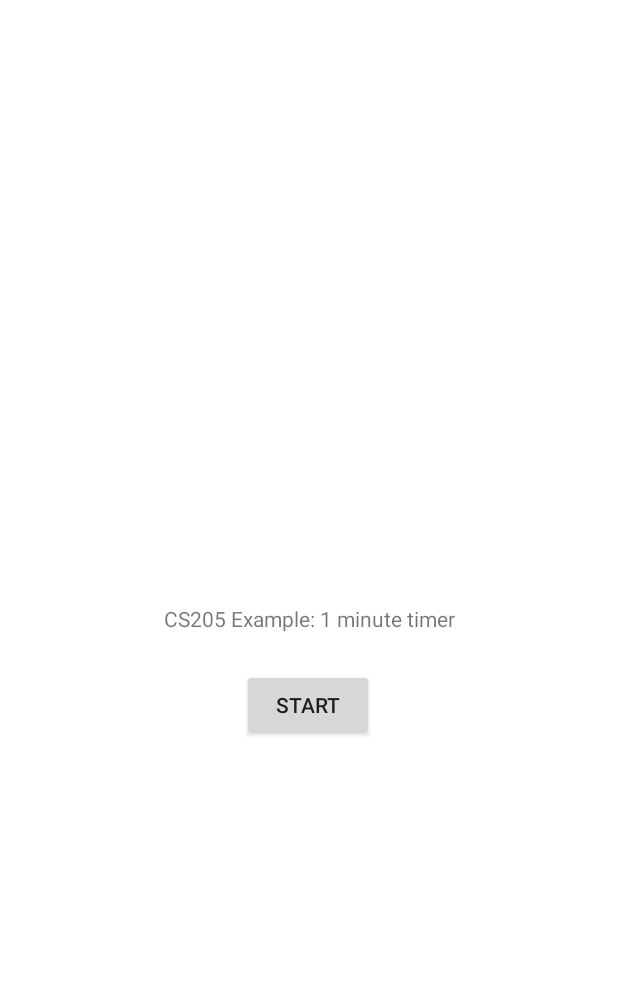
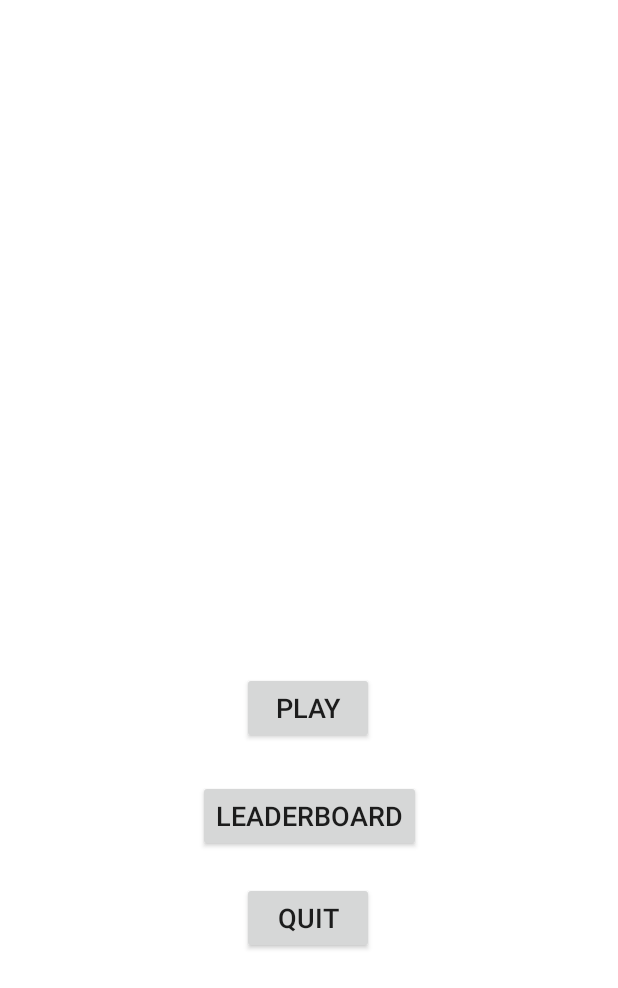
Before and after one commit to sktt2/CornHub, an Android app: the screen it shows after launch (MainActivity), on a phone screen of 412 x 824 dp. Shown: the top 988 px of the screen. Run offline under Robolectric (Android 15) with nearby library versions, the phone set to English and light mode, and no system bars.

Commit message:
title screen

```diff
--- a/frontend/app/src/main/res/layout/activity_main.xml
+++ b/frontend/app/src/main/res/layout/activity_main.xml
@@ -7,28 +7,43 @@
     android:keepScreenOn="true"
     tools:context=".MainActivity">
 
-    <TextView
-        android:id="@+id/textView"
+    <Button
+        android:id="@+id/playButton"
         android:layout_width="wrap_content"
         android:layout_height="wrap_content"
-        android:text="CS205 Example: 1 minute timer"
-        app:layout_constraintBottom_toBottomOf="parent"
+        android:layout_marginTop="448dp"
+        android:onClick="buttonClicked"
+        android:text="@string/play_button"
+        android:textSize="18sp"
+        android:visibility="visible"
+        app:layout_constraintEnd_toEndOf="parent"
+        app:layout_constraintHorizontal_bias="0.498"
+        app:layout_constraintStart_toStartOf="parent"
+        app:layout_constraintTop_toTopOf="parent"
+        tools:visibility="visible" />
+
+    <Button
+        android:id="@+id/leaderboardButton"
+        android:layout_width="wrap_content"
+        android:layout_height="wrap_content"
+        android:layout_marginTop="520dp"
+        android:onClick="buttonClicked"
+        android:text="@string/leaderboard_button"
+        android:textSize="18sp"
         app:layout_constraintEnd_toEndOf="parent"
         app:layout_constraintStart_toStartOf="parent"
         app:layout_constraintTop_toTopOf="parent" />
 
     <Button
+        android:id="@+id/quitButton"
         android:layout_width="wrap_content"
         android:layout_height="wrap_content"
-        android:layout_marginStart="158dp"
-        android:layout_marginTop="24dp"
-        android:layout_marginEnd="159dp"
-        android:onClick="buttonClicked"
-        android:text="Start"
-        android:visibility="visible"
+        android:layout_marginTop="588dp"
+        android:text="@string/quit_button"
+        android:textSize="18sp"
         app:layout_constraintEnd_toEndOf="parent"
+        app:layout_constraintHorizontal_bias="0.498"
         app:layout_constraintStart_toStartOf="parent"
-        app:layout_constraintTop_toBottomOf="@+id/textView"
-        tools:visibility="visible" />
+        app:layout_constraintTop_toTopOf="parent" />
 
 </androidx.constraintlayout.widget.ConstraintLayout>
--- a/frontend/app/src/main/res/values/strings.xml
+++ b/frontend/app/src/main/res/values/strings.xml
@@ -1,3 +1,6 @@
 <resources>
     <string name="app_name">CornHub</string>
+    <string name="play_button">Play</string>
+    <string name="leaderboard_button">Leaderboard</string>
+    <string name="quit_button">Quit</string>
 </resources>
```
Also changed, not shown: frontend/app/src/main/java/com/cornhub/LeaderboardActivity.java (added, +29 -0 lines), frontend/app/src/main/java/com/cornhub/MainActivity.java (+11 -2 lines).
